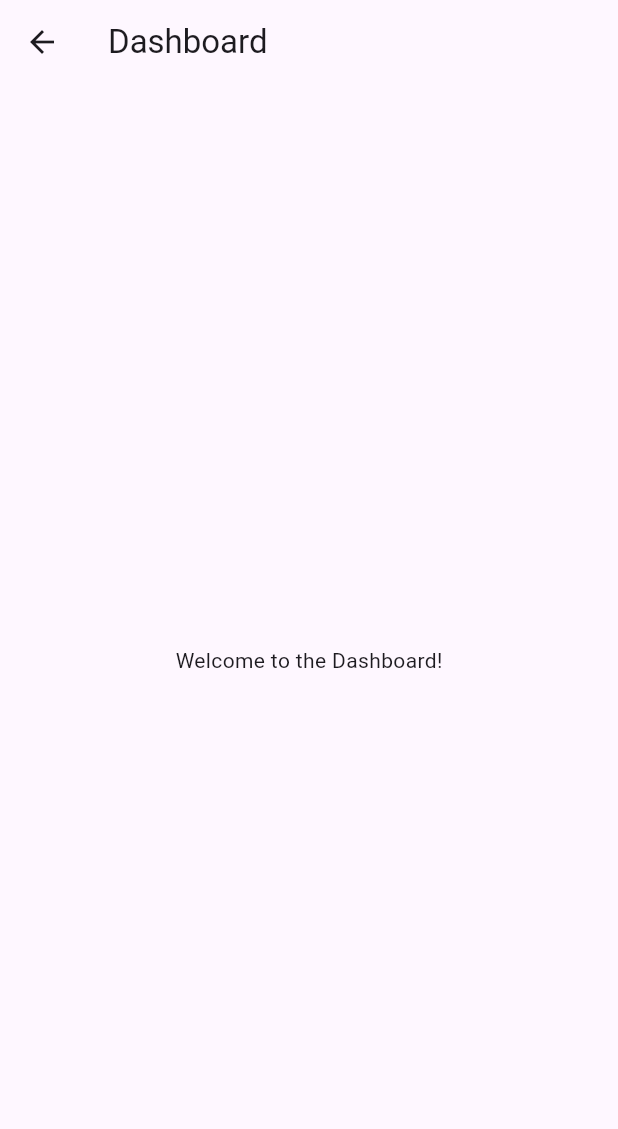
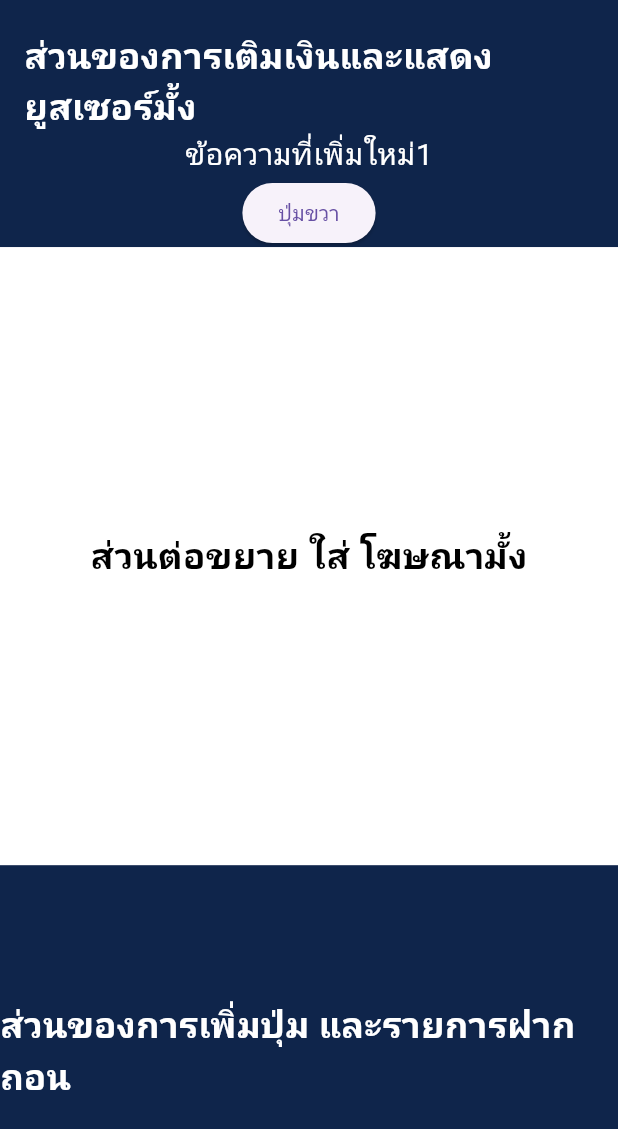
Before and after one commit to auntear/my_web, a Flutter app: the DashboardPage screen opened directly, on a phone screen of 412 x 824 dp. Shown: the top 1129 px of the screen. Run offline on Flutter 3.47's test engine with Material 3 defaults, Android fonts, the phone set to English and light mode, and no system bars.

Commit message:
create main index

```diff
--- a/lib/main.dart
+++ b/lib/main.dart
@@ -29,7 +29,7 @@ class LoginPage extends StatelessWidget {
       body: Container(
         decoration: const BoxDecoration(
           gradient: LinearGradient(
-            colors: [Colors.blueAccent, Colors.black],
+            colors: [Colors.black, Colors.blueAccent],
             begin: Alignment.topCenter,
             end: Alignment.bottomCenter,
           ),
--- a/lib/process/login_app.dart
+++ b/lib/process/login_app.dart
@@ -1,4 +1,5 @@
 import 'package:flutter/material.dart';
+import 'package:my_web/process/main_index.dart';
 
 class LoginForm extends StatefulWidget {
   const LoginForm({super.key});
@@ -109,19 +110,3 @@ class _LoginFormState extends State<LoginForm> {
     }
   }
 }
-
-class DashboardPage extends StatelessWidget {
-  const DashboardPage({super.key});
-
-  @override
-  Widget build(BuildContext context) {
-    return Scaffold(
-      appBar: AppBar(
-        title: const Text('Dashboard'),
-      ),
-      body: const Center(
-        child: Text('Welcome to the Dashboard!'),
-      ),
-    );
-  }
-}
--- /dev/null
+++ b/lib/process/main_index.dart
@@ -0,0 +1,95 @@
+import 'package:flutter/material.dart';
+
+class DashboardPage extends StatelessWidget {
+  const DashboardPage({super.key});
+
+  @override
+  Widget build(BuildContext context) {
+    return Scaffold(
+      body: Column(
+        children: [
+          // ส่วนบน
+          Container(
+            color: const Color.fromARGB(255, 15, 37, 75), // พื้นหลังส่วนบน
+            height: MediaQuery.of(context).size.height *
+                0.2, // กำหนดความสูงเป็น 30% ของหน้าจอ
+            child: Column(
+              crossAxisAlignment: CrossAxisAlignment.start, // จัดให้อยู่ทางซ้าย
+              children: [
+                const Padding(
+                  padding: EdgeInsets.only(
+                      top: 20.0,
+                      left: 16.0,
+                      right:
+                          16.0), // เพิ่ม padding ด้านบนให้ข้อความแรกห่างจากขอบจอ
+                  child: Text(
+                    'ส่วนของการเติมเงินและแสดงยูสเซอร์มั้ง',
+                    style: TextStyle(
+                      color: Colors.white,
+                      fontSize: 24,
+                      fontWeight: FontWeight.bold,
+                    ),
+                  ),
+                ),
+                const Spacer(), // เพิ่ม Spacer เพื่อให้เว้นระยะห่าง
+                const Center(
+                  child: Text(
+                    'ข้อความที่เพิ่มใหม่1', // ข้อความที่เพิ่มเข้ามา
+                    style: TextStyle(
+                      color: Colors.white,
+                      fontSize: 20,
+                      fontWeight: FontWeight.w400,
+                    ),
+                  ),
+                ),
+                const Spacer(), // เพิ่ม Spacer เพื่อเว้นระยะห่างที่เท่ากัน
+                Center(
+                    child: ElevatedButton(
+                  onPressed: () {
+                    // การทำงานของปุ่มขวา
+                  },
+                  child: const Text('ปุ่มขวา'),
+                )),
+                const Spacer(), // เพิ่ม Spacer เพื่อเว้นระยะห่างด้านล่าง
+              ],
+            ),
+          ),
+
+          // ส่วนกลาง
+          Expanded(
+            child: Container(
+              color: Colors.white, // พื้นหลังส่วนกลาง
+              child: const Center(
+                child: Text(
+                  'ส่วนต่อขยาย ใส่ โฆษณามั้ง',
+                  style: TextStyle(
+                    color: Colors.black,
+                    fontSize: 24,
+                    fontWeight: FontWeight.bold,
+                  ),
+                ),
+              ),
+            ),
+          ),
+
+          // ส่วนล่าง
+          Container(
+            color: const Color.fromARGB(255, 15, 37, 75), // พื้นหลังส่วนล่าง
+            height:
+                MediaQuery.of(context).size.height * 0.3, // กำหนดขนาดความสูง
+            child: const Center(
+              child: Text(
+                'ส่วนของการเพิ่มปุ่ม และรายการฝากถอน',
+                style: TextStyle(
+                  color: Colors.white,
+                  fontSize: 24,
+                  fontWeight: FontWeight.bold,
+                ),
+              ),
+            ),
+          ),
+        ],
+      ),
+    );
+  }
+}
```
